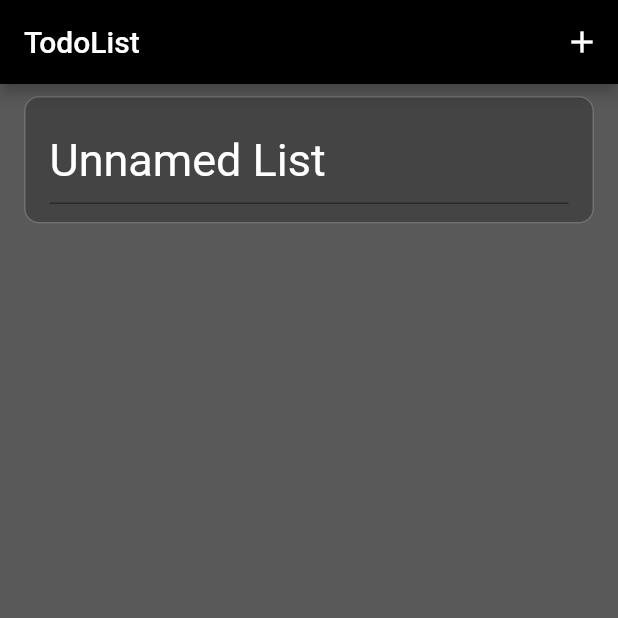
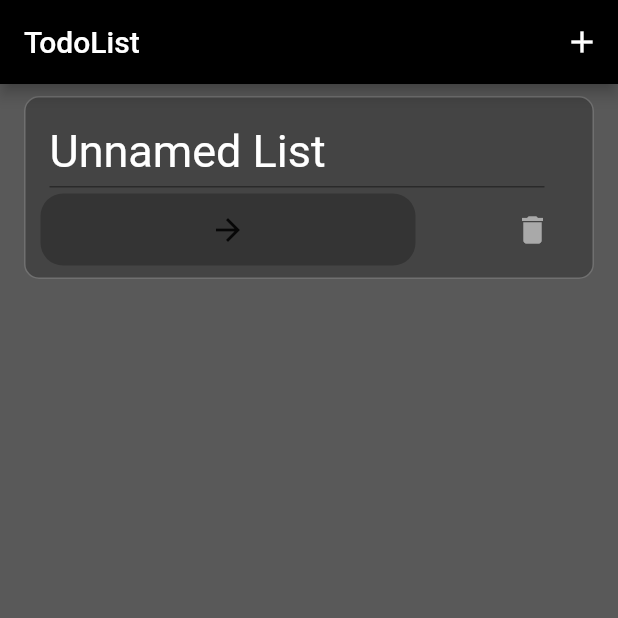
Before and after one commit to Jotunn9025/todolist, a Flutter app: the screen it shows after launch, after a tap on the "add" icon, on a phone screen of 412 x 824 dp, the top half of it. Run offline on Flutter 3.47's test engine with Material 2 defaults, Android fonts, the phone set to English and light mode, and no system bars; our stand-ins replace shared_preferences.

Commit message:
delete fnuctionality

```diff
--- a/lib/main.dart
+++ b/lib/main.dart
@@ -1,8 +1,12 @@
 import 'package:flutter/material.dart';
+import 'newPage.dart';
+import 'package:shared_preferences/shared_preferences.dart';
 
-void main() => runApp(MaterialApp(
-      home: TodoList(),
-    ));
+void main() {
+  runApp(MaterialApp(
+    home: TodoList(),
+  ));
+}
 
 class TodoList extends StatefulWidget {
   @override
@@ -12,6 +16,90 @@ class TodoList extends StatefulWidget {
 class _TodoListState extends State<TodoList> {
   Color containerColor = Color.fromARGB(255, 68, 68, 68);
   List<Widget> containerChildren = [];
+  int i = 0;
+
+  void deleteContainer(int value) {
+    setState(() {
+      containerChildren.removeWhere((widget) => widget.key == ValueKey<int>(value));
+    });
+  }
+
+  void addContainer() {
+    TextEditingController unnamedlist = TextEditingController(text: 'Unnamed List');
+    setState(() {
+      int value = i;
+      containerChildren.add(
+        Container(
+          key: ValueKey<int>(value),
+          padding: EdgeInsets.only(top: 8.0, bottom: 8.0, right: 16.0),
+          child: Column(
+            children: <Widget>[
+              ListTile(
+                onTap: () {},
+                title: Container(
+                  width: 100.0,
+                  child: TextField(
+                    controller: unnamedlist,
+                    style: TextStyle(color: Colors.white, fontSize: 30.0),
+                    decoration: InputDecoration(
+                      contentPadding: EdgeInsets.zero,
+                    ),
+                  ),
+                ),
+              ),
+              Container(
+                child: Row(
+                  mainAxisAlignment: MainAxisAlignment.spaceBetween,
+                  children: [
+                    Container(
+                      width: 250.0,
+                      margin: EdgeInsets.only(left: 10.0),
+                      decoration: BoxDecoration(
+                        borderRadius: BorderRadius.circular(15.0),
+                        color: const Color.fromARGB(255, 52, 52, 52),
+                      ),
+                      child: IconButton(
+                        icon: Icon(Icons.arrow_forward),
+                        onPressed: () {
+                          Navigator.push(
+                            context,
+                            MaterialPageRoute(
+                              builder: (context) => NewPage(data: unnamedlist.text),
+                            ),
+                          );
+                        },
+                      ),
+                    ),
+                    IconButton(
+                      icon: Icon(Icons.delete),
+                      onPressed: () {
+                        deleteContainer(value);
+                      },
+                      color: Colors.white54,
+                    ),
+                  ],
+                ),
+              ),
+            ],
+          ),
+          decoration: BoxDecoration(
+            color: containerColor,
+            border: Border.all(
+              color: const Color.fromARGB(60, 255, 255, 255),
+            ),
+            borderRadius: BorderRadius.circular(10.0),
+          ),
+          margin: EdgeInsets.only(
+            top: 8.0,
+            bottom: 8.0,
+            left: 16.0,
+            right: 16.0,
+          ),
+        ),
+      );
+      i++;
+    });
+  }
 
   @override
   Widget build(BuildContext context) {
@@ -41,38 +129,4 @@ class _TodoListState extends State<TodoList> {
       ),
     );
   }
-
-  void addContainer() {
-    TextEditingController unnamedlist=TextEditingController(text: 'Unnamed List');
-    setState(() {
-      containerChildren.add(
-        Container(
-          padding: EdgeInsets.only(
-            top: 8.0,
-            bottom: 8.0,
-          ),
-          child: ListTile(
-            onTap: () {},
-            title: TextField(
-              controller: unnamedlist,
-              style: TextStyle(color: Colors.white, fontSize: 30.0),
-            ),
-          ),
-          decoration: BoxDecoration(
-            color: containerColor,
-            border: Border.all(
-              color: const Color.fromARGB(60, 255, 255, 255),
-            ),
-            borderRadius: BorderRadius.circular(10.0),
-          ),
-          margin: EdgeInsets.only(
-            top: 8.0,
-            bottom: 8.0,
-            left: 16.0,
-            right: 16.0,
-          ),
-        ),
-      );
-    });
-  }
 }
--- a/pubspec.yaml
+++ b/pubspec.yaml
@@ -30,6 +30,8 @@ environment:
 dependencies:
   flutter:
     sdk: flutter
+  flutter_quill: ^2.0.0
+  shared_preferences: ^2.2.1
 
 
   # The following adds the Cupertino Icons font to your application.
```
Also changed, not shown: lib/newPage.dart (added, +94 -0 lines), lib/listscaffold.dart (deleted), pubspec.lock, 6 other files.
